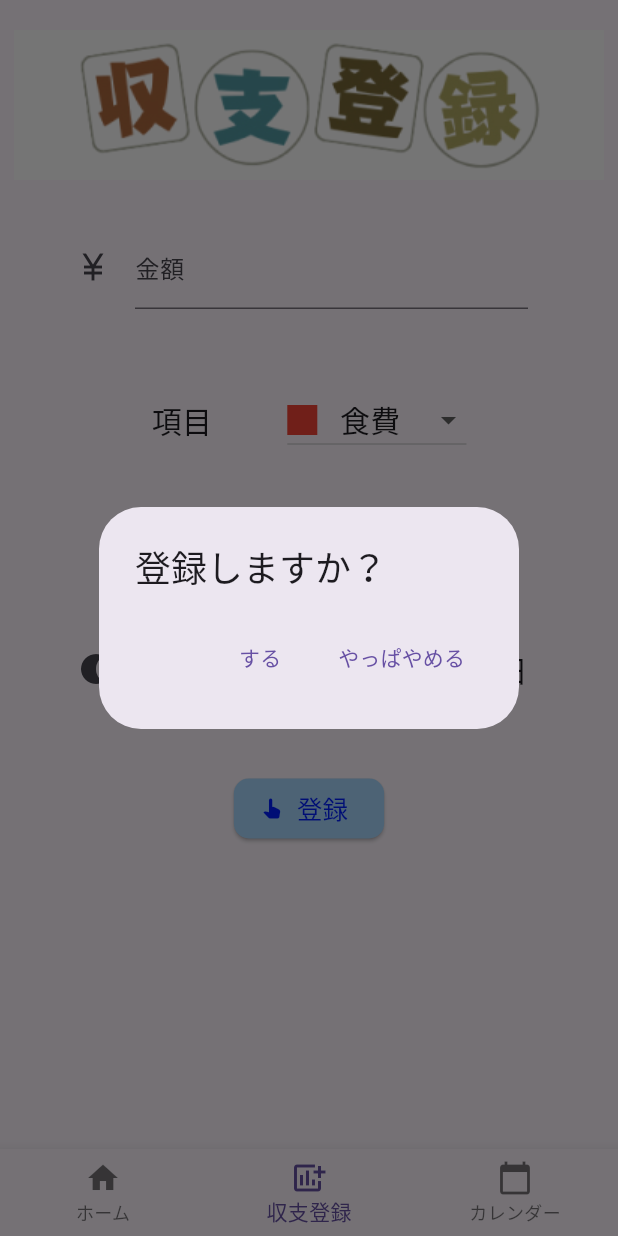
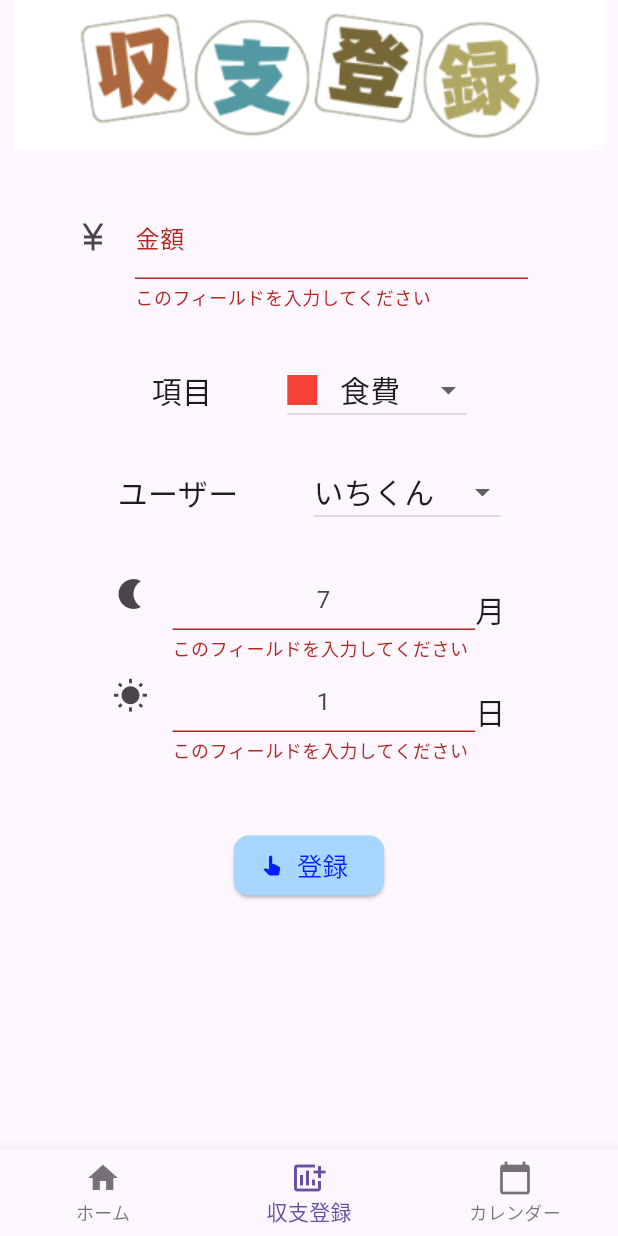
Before and after one commit to Ittalian/flutter_share_kakeibo, a Flutter app: the screen it shows after launch, item 2 of the bottom bar chosen, after a tap on "登録", on a phone screen of 412 x 824 dp. Run offline on Flutter 3.47's test engine with Material 3 defaults, Android fonts, the phone set to English and light mode, and no system bars; our stand-ins replace cloud_firestore, firebase_core, fl_chart, flutter_hooks, table_calendar; accounts and stored records are empty.

Commit message:
収支登録のバリデーション追加

```diff
--- a/lib/registration.dart
+++ b/lib/registration.dart
@@ -1,5 +1,7 @@
 import 'package:cloud_firestore/cloud_firestore.dart';
+import 'package:flutter/cupertino.dart';
 import 'package:flutter/material.dart';
+import 'package:flutter/widgets.dart';
 import 'dropdown_button_menu.dart';
 import 'user_dropdown_button_menu.dart';
 
@@ -17,6 +19,7 @@ class _RegistrationState extends State<Registration> {
   String insertMessage = "";
   int month = 0;
   int day = 0;
+  final formKey = GlobalKey<FormState>();
 
   void setCategory(String value) {
     setState(() {
@@ -32,15 +35,24 @@ class _RegistrationState extends State<Registration> {
 
   @override
   Widget build(BuildContext context) {
-    return Column(children: [
+    return Form(
+        key: formKey,
+        child: Column(children: [
           Container(
             alignment: Alignment.topCenter,
-        margin: const EdgeInsets.only(top: 20),
             child: Image.asset('images/registration.jpg'),
           ),
           Container(
               margin: const EdgeInsets.fromLTRB(50, 30, 60, 0),
-        child: TextField(
+              child: TextFormField(
+                validator: (value) {
+                  if (value == null || value.isEmpty) {
+                    return 'このフィールドを入力してください';
+                  } else if (RegExp(r'[^0-9]').hasMatch(value)) {
+                    return '値は0以上の整数を入力してください';
+                  }
+                  return null;
+                },
                 maxLines: 1,
                 decoration: const InputDecoration(
                   icon: Icon(Icons.currency_yen),
@@ -53,9 +65,8 @@ class _RegistrationState extends State<Registration> {
                   });
                 },
                 keyboardType: TextInputType.number,
-        ),
-      ),
-      const Padding(padding: EdgeInsets.only(top: 50)),
+              )),
+          const Padding(padding: EdgeInsets.only(top: 30)),
           Row(mainAxisAlignment: MainAxisAlignment.center, children: [
             const Text(
               '項目',
@@ -84,12 +95,23 @@ class _RegistrationState extends State<Registration> {
             )
           ]),
           const Padding(padding: EdgeInsets.only(top: 20)),
-      Column(children: [
           Container(
-            margin: const EdgeInsets.fromLTRB(50, 30, 60, 0),
+              margin: const EdgeInsets.fromLTRB(75, 0, 75, 0),
               child: Row(children: [
                 Flexible(
-                  child: TextField(
+                    child: TextFormField(
+                  validator: (value) {
+                    if (value == null || value.isEmpty) {
+                      return 'このフィールドを入力してください';
+                    } else if (RegExp(r'[^0-9]').hasMatch(value) ||
+                        int.parse(value) < 1 ||
+                        int.parse(value) > 12) {
+                      return '1～12の整数を入力してください';
+                    }
+                    return null;
+                  },
+                  textAlignVertical: TextAlignVertical.center,
+                  textAlign: TextAlign.center,
                   maxLines: 1,
                   decoration: const InputDecoration(
                     icon: Icon(Icons.nightlight),
@@ -102,10 +124,27 @@ class _RegistrationState extends State<Registration> {
                   },
                   keyboardType: TextInputType.number,
                 )),
-              const Text("月", style: TextStyle(fontSize: 20)),
+                const Text("月", style: TextStyle(fontSize: 20))
+              ])),
           const Padding(padding: EdgeInsets.only(left: 50)),
+          Container(
+              margin: const EdgeInsets.fromLTRB(75, 0, 75, 0),
+              child: Row(children: [
                 Flexible(
-                  child: TextField(
+                    child: TextFormField(
+                  validator: (value) {
+                    int validDay = DateTime(DateTime.now().year, month + 1, 1)
+                            .add(const Duration(days: -1))
+                            .day;
+                    if (value == null || value.isEmpty) {
+                      return 'このフィールドを入力してください';
+                    } else if (validDay < int.parse(value)) {
+                      return '1～${validDay}の整数を入力してください';
+                    }
+                    return null;
+                  },
+                  textAlignVertical: TextAlignVertical.center,
+                  textAlign: TextAlign.center,
                   maxLines: 1,
                   decoration: const InputDecoration(
                     icon: Icon(Icons.wb_sunny),
@@ -122,11 +161,11 @@ class _RegistrationState extends State<Registration> {
                     style: TextStyle(
                       fontSize: 20,
                     ))
-            ]))
-      ]),
+              ])),
           const Padding(padding: EdgeInsets.only(top: 45)),
           ElevatedButton.icon(
             onPressed: () async {
+              if (formKey.currentState!.validate()) {
                 showDialog(
                   context: context,
                   builder: (_) {
@@ -135,15 +174,14 @@ class _RegistrationState extends State<Registration> {
                       actions: <Widget>[
                         TextButton(
                             onPressed: () async {
-                        ScaffoldMessenger.of(context).showSnackBar(
-                          SnackBar(
+                              ScaffoldMessenger.of(context)
+                                  .showSnackBar(SnackBar(
                                 content: const Text('登録しました'),
                                 action: SnackBarAction(
                                   label: 'OK',
                                   onPressed: () {},
                                 ),
-                          )
-                        );
+                              ));
                               Navigator.pop(context);
                               // データ追加処理
                               await FirebaseFirestore.instance
@@ -167,6 +205,7 @@ class _RegistrationState extends State<Registration> {
                     );
                   },
                 );
+              }
             },
             icon: const Icon(
               Icons.pan_tool_alt,
@@ -188,6 +227,6 @@ class _RegistrationState extends State<Registration> {
           ),
           const Padding(padding: EdgeInsets.only(top: 30)),
           Text(insertMessage)
-    ]);
+        ]));
   }
 }
```
Lines whose indentation alone changed are shown as unchanged.
